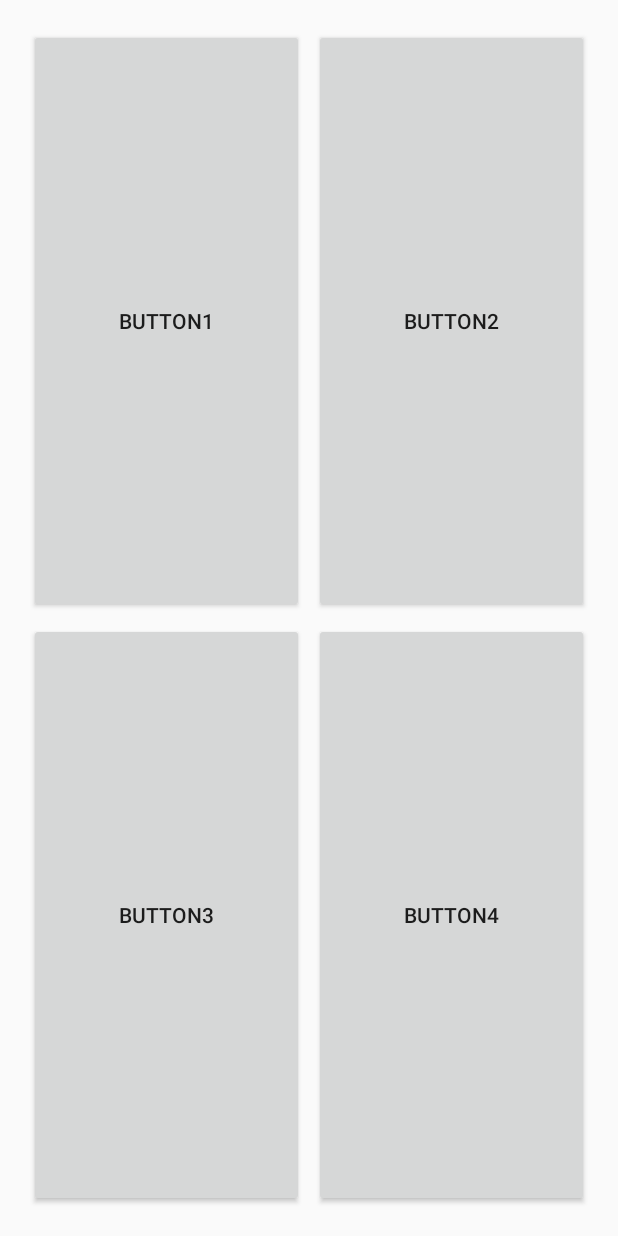
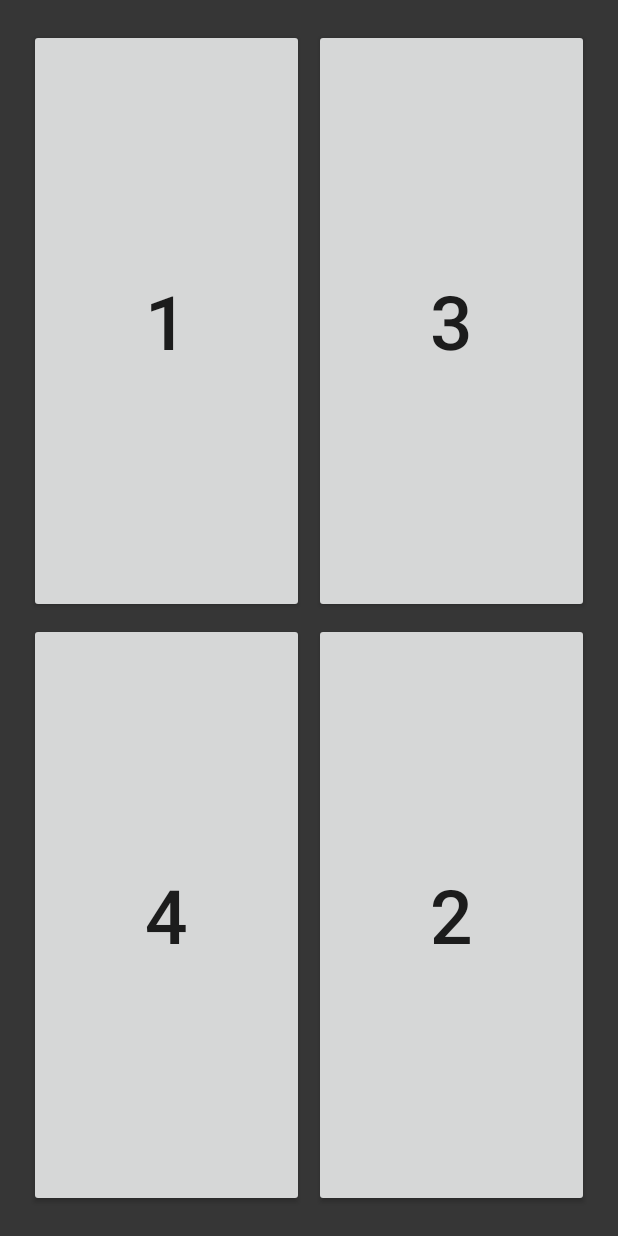
Before and after one commit to lightblue502/PartLinkClient, an Android app: the layout answer.xml on its own in the app's theme, with its tools: preview values and no code run, on a phone screen of 412 x 824 dp. Run offline under Robolectric (Android 15) with nearby library versions, the phone set to English and light mode, and no system bars; plain views replace FButton.

Commit message:
[Update] ui ask me!

```diff
--- a/app/src/main/res/layout/answer.xml
+++ b/app/src/main/res/layout/answer.xml
@@ -10,7 +10,8 @@
     android:paddingRight="@dimen/activity_horizontal_margin"
     android:paddingTop="@dimen/activity_vertical_margin"
     android:weightSum="2"
-    tools:context="cnr.partlinkclient.QAActivity">
+    tools:context="cnr.partlinkclient.QAActivity"
+    android:background="#363636">
 
     <LinearLayout
         android:layout_width="match_parent"
@@ -19,12 +20,13 @@
         android:layout_weight="1">
 
         <info.hoang8f.widget.FButton
-            android:text="button1"
+            android:text="1"
             android:id="@+id/button1"
             android:layout_width="wrap_content"
             android:layout_height="match_parent"
             android:layout_margin="3dp"
             android:layout_weight="1"
+            android:textSize="50dp"
             fbutton:buttonColor="@color/fbutton_color_lightblue"
             fbutton:shadowColor="@color/fbutton_color_darkblue"
             fbutton:cornerRadius="30dp"
@@ -32,12 +34,13 @@
             fbutton:shadowHeight="20dp" />
 
         <info.hoang8f.widget.FButton
-            android:text="button2"
+            android:text="3"
             android:id="@+id/button2"
             android:layout_width="wrap_content"
             android:layout_height="match_parent"
             android:layout_margin="3dp"
             android:layout_weight="1"
+            android:textSize="50dp"
             fbutton:buttonColor="@color/fbutton_color_amethyst"
             fbutton:shadowColor="@color/fbutton_color_wisteria"
             fbutton:cornerRadius="30dp"
@@ -52,12 +55,13 @@
         android:layout_weight="1">
 
         <info.hoang8f.widget.FButton
-            android:text="button3"
+            android:text="4"
             android:id="@+id/button3"
             android:layout_width="wrap_content"
             android:layout_height="match_parent"
             android:layout_margin="3dp"
             android:layout_weight="1"
+            android:textSize="50dp"
             fbutton:buttonColor="@color/fbutton_color_turquoise"
             fbutton:shadowColor="@color/fbutton_color_green_sea"
             fbutton:cornerRadius="30dp"
@@ -65,12 +69,13 @@
             fbutton:shadowHeight="20dp" />
 
         <info.hoang8f.widget.FButton
-            android:text="button4"
+            android:text="2"
             android:id="@+id/button4"
             android:layout_width="wrap_content"
             android:layout_height="match_parent"
             android:layout_margin="3dp"
             android:layout_weight="1"
+            android:textSize="50dp"
             fbutton:buttonColor="@color/fbutton_color_lightyellow"
             fbutton:shadowColor="@color/fbutton_color_darkyellow"
             fbutton:cornerRadius="30dp"
```
Also changed, not shown: app/src/main/res/layout/asker.xml (+20 -5 lines).
